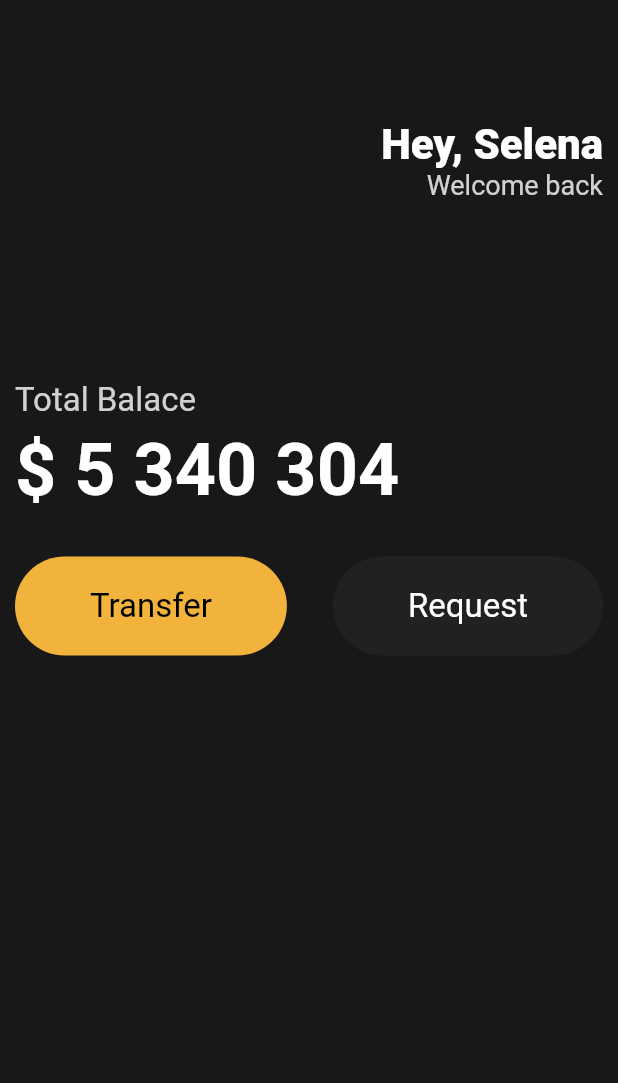
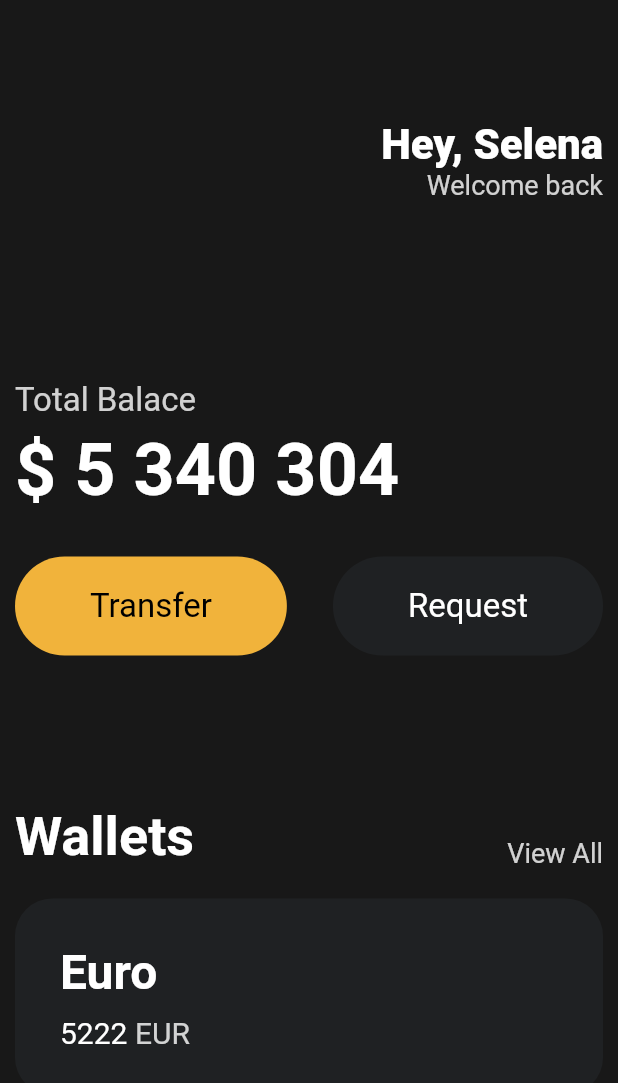
Before and after one commit to es5es5/toonflix, a Flutter app: the screen it shows after launch, on a phone screen of 412 x 824 dp. Shown: the top 1083 px of the screen. Run offline on Flutter 3.47's test engine with Material 2 defaults, Android fonts, the phone set to English and light mode, and no system bars.

Commit message:
#3.6 Cards

```diff
--- a/lib/main.dart
+++ b/lib/main.dart
@@ -86,7 +86,81 @@ class App extends StatelessWidget {
                     textColor: Colors.white,
                   ),
                 ],
-              )
+              ),
+              const SizedBox(
+                height: 100,
+              ),
+              Row(
+                mainAxisAlignment: MainAxisAlignment.spaceBetween,
+                crossAxisAlignment: CrossAxisAlignment.end,
+                children: [
+                  const Text(
+                    'Wallets',
+                    style: TextStyle(
+                        color: Colors.white,
+                        fontSize: 36,
+                        fontWeight: FontWeight.w600),
+                  ),
+                  Text(
+                    'View All',
+                    style: TextStyle(
+                      color: Colors.white.withOpacity(0.8),
+                      fontSize: 18,
+                    ),
+                  ),
+                ],
+              ),
+              const SizedBox(
+                height: 20,
+              ),
+              Container(
+                decoration: BoxDecoration(
+                    color: const Color(0xFF1F2123),
+                    borderRadius: BorderRadius.circular(25)),
+                child: Padding(
+                  padding: const EdgeInsets.all(30),
+                  child: Row(
+                    children: [
+                      Column(
+                          crossAxisAlignment: CrossAxisAlignment.start,
+                          children: [
+                            const Text(
+                              'Euro',
+                              style: TextStyle(
+                                color: Colors.white,
+                                fontSize: 32,
+                                fontWeight: FontWeight.w600,
+                              ),
+                            ),
+                            const SizedBox(
+                              height: 10,
+                            ),
+                            Row(
+                              children: [
+                                const Text(
+                                  '5222',
+                                  style: TextStyle(
+                                    color: Colors.white,
+                                    fontSize: 20,
+                                  ),
+                                ),
+                                const SizedBox(
+                                  width: 5,
+                                ),
+                                Text(
+                                  'EUR',
+                                  style: TextStyle(
+                                    color: Colors.white.withOpacity(0.8),
+                                    fontSize: 20,
+                                  ),
+                                ),
+                              ],
+                            ),
+                          ]),
+                    ],
+                  ),
+                ),
+              ),
             ],
           ),
         ),
```
